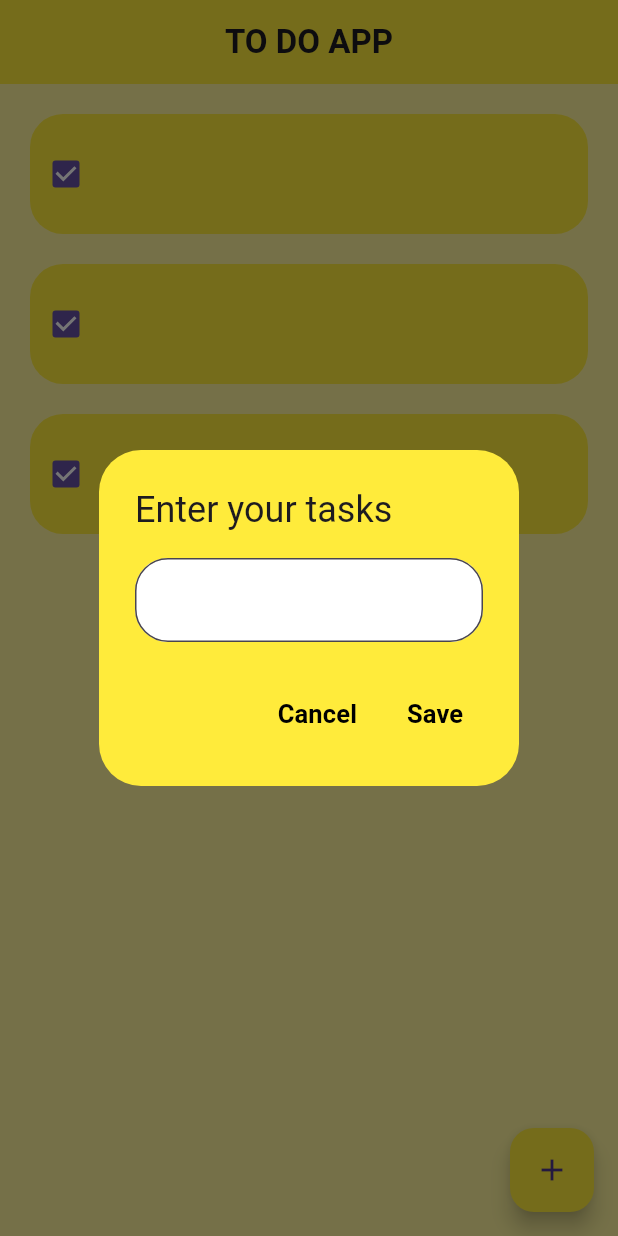
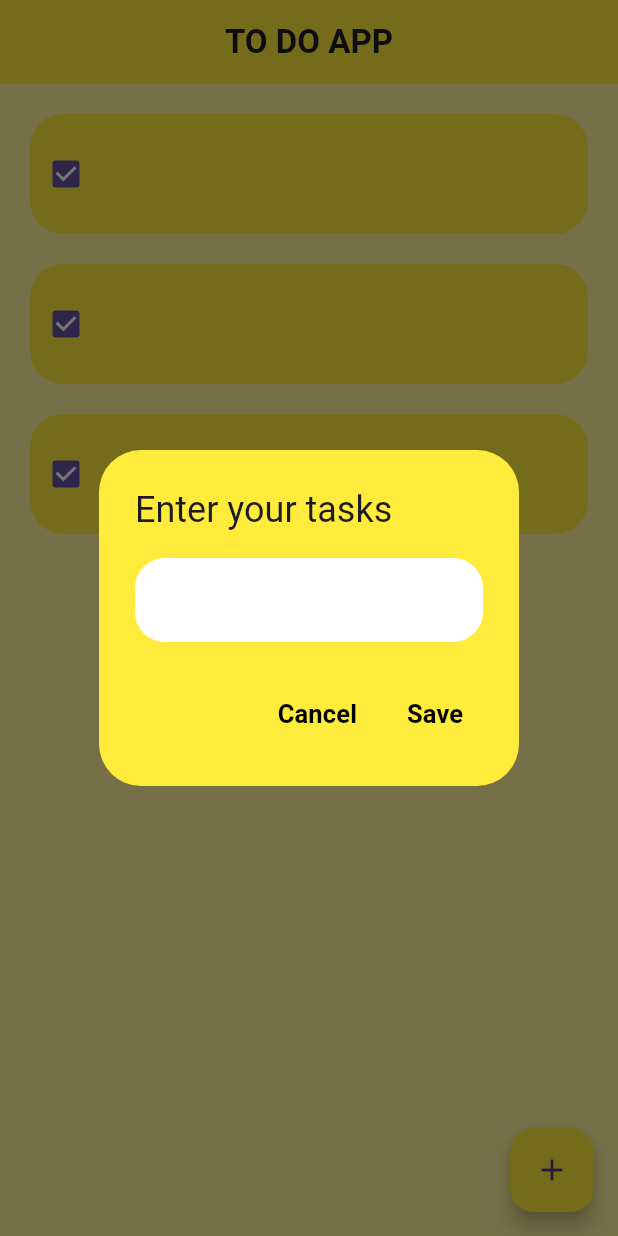
Before and after one commit to sohasara/To-Do, a Flutter app: the screen it shows after launch, after a tap on the "add" icon, on a phone screen of 412 x 824 dp. Run offline on Flutter 3.47's test engine with Material 3 defaults, Android fonts, the phone set to English and light mode, and no system bars.

Commit message:
text feild modify

```diff
--- a/lib/ui/home_page.dart
+++ b/lib/ui/home_page.dart
@@ -23,7 +23,8 @@ class Home extends StatelessWidget {
                     filled: true,
                     fillColor: Colors.white,
                     border: OutlineInputBorder(
-                      borderRadius: BorderRadius.circular(22),
+                      borderSide: BorderSide.none,
+                      borderRadius: BorderRadius.circular(20),
                     ),
                   ),
                 ),
```
